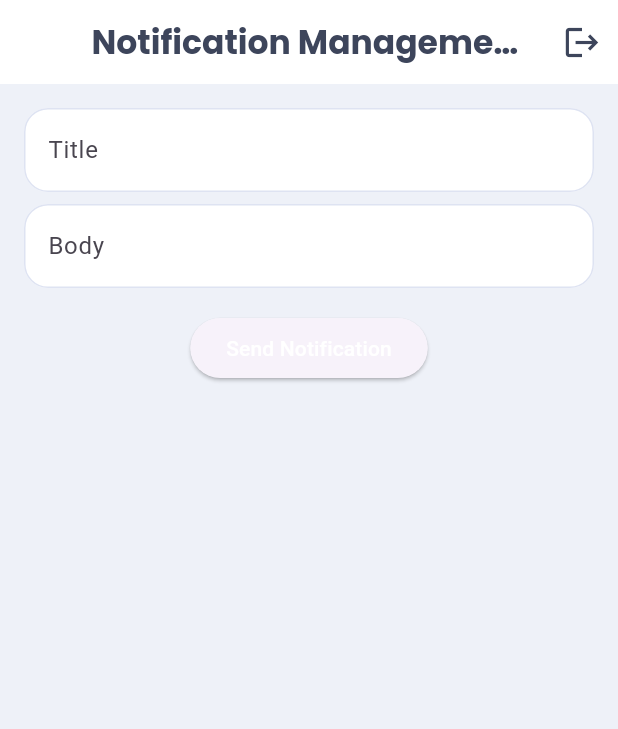
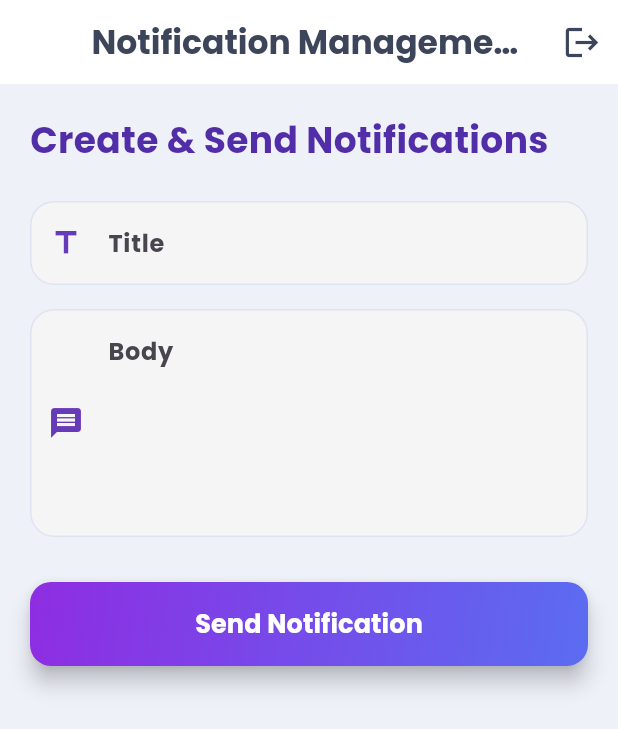
Before and after one commit to masoom369/AspireEdge, a Flutter app: the NotificationManagementPage screen opened directly, on a phone screen of 412 x 824 dp. Shown: the top 729 px of the screen. Run offline on Flutter 3.47's test engine with Material 3 defaults, Android fonts, the phone set to English and light mode, and no system bars; our stand-ins replace firebase_auth, firebase_core, firebase_database, flutter_svg, image_picker, open_filex and 2 more; missing offline and left inert: onesignal_flutter, universal_html; accounts and stored records are empty; Roboto replaces fonts that are missing (Intel).

Commit message:
styling update

```diff
--- a/lib/screens/admin/notification_management_page.dart
+++ b/lib/screens/admin/notification_management_page.dart
@@ -8,10 +8,12 @@ class NotificationManagementPage extends StatefulWidget {
   const NotificationManagementPage({super.key});
 
   @override
-  State<NotificationManagementPage> createState() => _NotificationManagementPageState();
+  State<NotificationManagementPage> createState() =>
+      _NotificationManagementPageState();
 }
 
-class _NotificationManagementPageState extends State<NotificationManagementPage> {
+class _NotificationManagementPageState
+    extends State<NotificationManagementPage> {
   final _titleController = TextEditingController();
   final _bodyController = TextEditingController();
   final _db = FirebaseDatabase.instance.ref('notifications');
@@ -41,7 +43,7 @@ class _NotificationManagementPageState extends State<NotificationManagementPage>
       },
       body: jsonEncode({
         'app_id': oneSignalAppId,
-        'included_segments': ['All'], // sends to all subscribed users
+        'included_segments': ['All'],
         'headings': {'en': title},
         'contents': {'en': body},
       }),
@@ -64,23 +66,96 @@ class _NotificationManagementPageState extends State<NotificationManagementPage>
   Widget build(BuildContext context) {
     return Scaffold(
       appBar: CustomAppBar(title: "Notification Management"),
-      body: Padding(
-        padding: const EdgeInsets.all(16.0),
+      body: SingleChildScrollView(
+        padding: const EdgeInsets.all(20),
         child: Column(
+          crossAxisAlignment: CrossAxisAlignment.start,
           children: [
+            Text(
+              "Create & Send Notifications",
+              style: TextStyle(
+                fontFamily: 'Poppins',
+                fontSize: 24,
+                fontWeight: FontWeight.bold,
+                color: Colors.deepPurple.shade700,
+              ),
+            ),
+            const SizedBox(height: 24),
+
+            // Title Input
             TextField(
               controller: _titleController,
-              decoration: const InputDecoration(labelText: "Title"),
+              style: const TextStyle(fontFamily: 'Poppins'),
+              decoration: InputDecoration(
+                prefixIcon: const Icon(Icons.title, color: Colors.deepPurple),
+                labelText: "Title",
+                labelStyle: const TextStyle(fontFamily: 'Poppins'),
+                filled: true,
+                fillColor: Colors.grey.shade100,
+                border: OutlineInputBorder(
+                  borderRadius: BorderRadius.circular(14),
+                  borderSide: BorderSide.none,
+                ),
+              ),
             ),
-            const SizedBox(height: 8),
+            const SizedBox(height: 16),
+
+            // Body Input
             TextField(
               controller: _bodyController,
-              decoration: const InputDecoration(labelText: "Body"),
+              style: const TextStyle(fontFamily: 'Poppins'),
+              maxLines: 5,
+              decoration: InputDecoration(
+                prefixIcon: const Icon(Icons.message, color: Colors.deepPurple),
+                alignLabelWithHint: true,
+                labelText: "Body",
+                labelStyle: const TextStyle(fontFamily: 'Poppins'),
+                filled: true,
+                fillColor: Colors.grey.shade100,
+                border: OutlineInputBorder(
+                  borderRadius: BorderRadius.circular(14),
+                  borderSide: BorderSide.none,
+                ),
+              ),
             ),
-            const SizedBox(height: 16),
-            ElevatedButton(
-              onPressed: _sendNotification,
-              child: const Text("Send Notification"),
+            const SizedBox(height: 30),
+
+            // Gradient Button
+            SizedBox(
+              width: double.infinity,
+              child: ElevatedButton(
+                onPressed: _sendNotification,
+                style: ElevatedButton.styleFrom(
+                  padding: EdgeInsets.zero,
+                  shape: RoundedRectangleBorder(
+                    borderRadius: BorderRadius.circular(14),
+                  ),
+                  elevation: 6,
+                ),
+                child: Ink(
+                  decoration: BoxDecoration(
+                    gradient: const LinearGradient(
+                      colors: [Color(0xFF8E2DE2), Color(0xFF5B6CF1)],
+                      begin: Alignment.topLeft,
+                      end: Alignment.bottomRight,
+                    ),
+                    borderRadius: BorderRadius.circular(14),
+                  ),
+                  child: Container(
+                    alignment: Alignment.center,
+                    padding: const EdgeInsets.symmetric(vertical: 16),
+                    child: const Text(
+                      "Send Notification",
+                      style: TextStyle(
+                        fontFamily: 'Poppins',
+                        fontSize: 17,
+                        fontWeight: FontWeight.w600,
+                        color: Colors.white,
+                      ),
+                    ),
+                  ),
+                ),
+              ),
             ),
           ],
         ),
```
Also changed, not shown: lib/screens/admin/career_management_page.dart (+7 -13 lines), lib/screens/admin/testimonial_management_page.dart (+9 -3 lines), lib/screens/notification_home_page.dart (+77 -21 lines).
